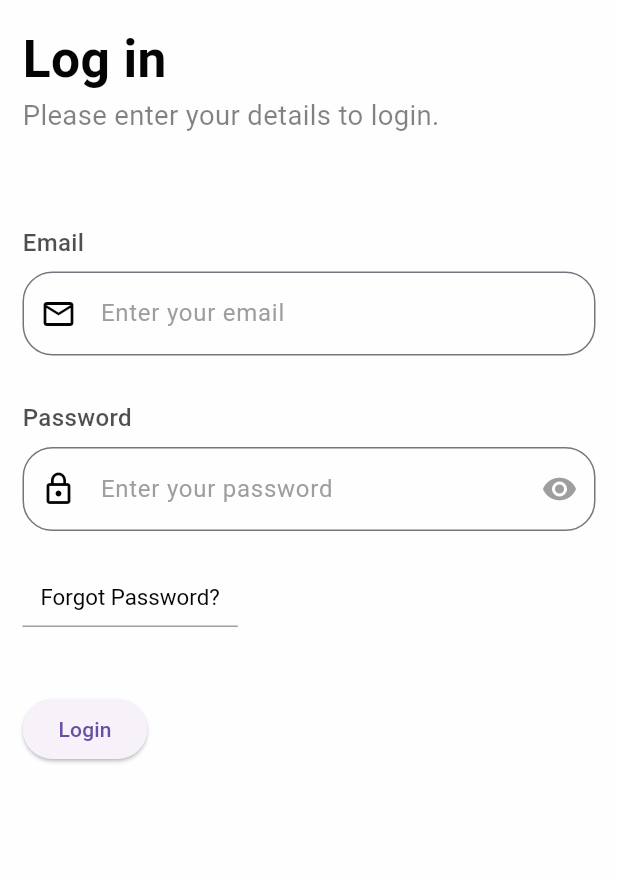
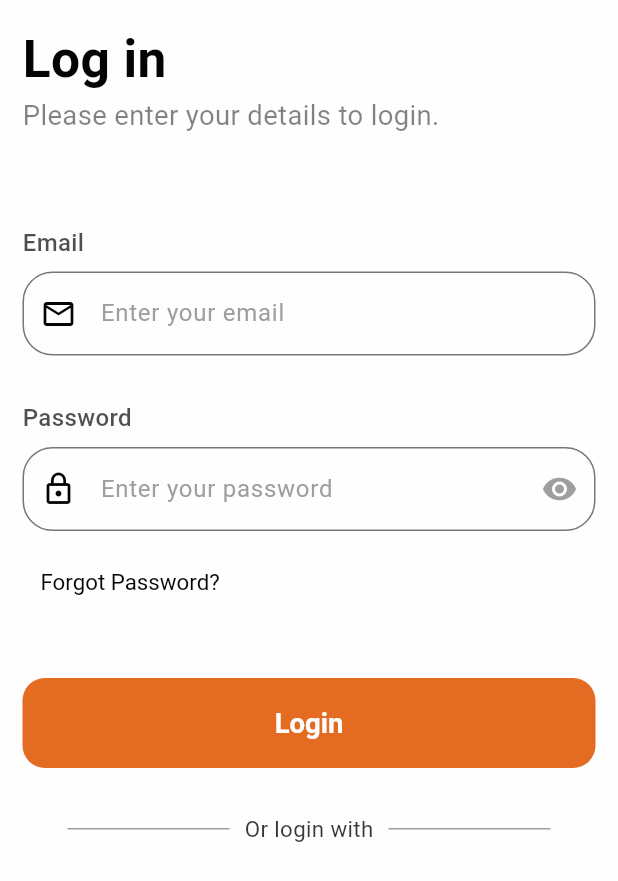
Before and after one commit to Aayush0214/Skill_Nest, a Flutter app: the Login screen opened directly, on a phone screen of 412 x 824 dp. Shown: the top 881 px of the screen. Run offline on Flutter 3.47's test engine with Material 3 defaults, Android fonts, the phone set to English and light mode, and no system bars; our stand-ins replace dots_indicator, flutter_bloc, flutter_screenutil.

Commit message:
added forgot password & login button

```diff
--- a/lib/features/authentication/presentation/screen/login.dart
+++ b/lib/features/authentication/presentation/screen/login.dart
@@ -28,7 +28,7 @@ class Login extends StatelessWidget {
                 Text('Password', style: TextStyle(fontWeight: FontWeight.w500, fontSize: 14.sp, color: AppColors.appBgBlack.withAlpha((255 * 0.7).round()))),
                 SizedBox(height: 8),
                 _formTextField(hintText: 'Enter your password', prefixIcon: Icons.lock_outline, isSuffix: true, suffixIcon: Icons.remove_red_eye, obscureText: true),
-                SizedBox(height: 20),
+                SizedBox(height: 10),
 
                 TextButton(
                   onPressed: (){},
@@ -39,21 +39,66 @@ class Login extends StatelessWidget {
                       fontWeight: FontWeight.w400,
                       color: AppColors.appBgBlack.withAlpha((255 * 0.5).round()),
                     ),
-                    shape: LinearBorder.bottom(
-                      side: BorderSide(color: Colors.grey),
-                    )
                   ),
                   child: Text('Forgot Password?'),
                 ),
                 SizedBox(height: 40),
 
+                SizedBox(
+                  width: double.infinity,
+                  child: ElevatedButton(
+                    onPressed: (){},
+                    style: ElevatedButton.styleFrom(
+                      elevation: 0,
+                      fixedSize: Size(double.infinity, 60),
+                      foregroundColor: AppColors.appBgWhite,
+                      backgroundColor: AppColors.appBgOrange,
+                      textStyle: TextStyle(
+                        fontSize: 16.sp,
+                        fontWeight: FontWeight.bold,
+                      ),
+                      shape: RoundedRectangleBorder(
+                        borderRadius: BorderRadius.circular(15)
+                      )
+                    ),
+                    child: Text('Login'),
+                  ),
+                ),
+                SizedBox(height: 30),
 
-                ElevatedButton(
-                  onPressed: (){},
-                  child: Text('Login'),
+                Row(
+                  mainAxisAlignment: MainAxisAlignment.spaceBetween,
+                  children: [
+                    Expanded(
+                      flex: 1,
+                      child: Divider(
+                        height: 1,
+                        thickness: 1,
+                        indent: 30,
+                        color: Colors.grey,
+                      ),
+                    ),
+                    SizedBox(width: 10),
+                    Text(
+                      'Or login with',
+                      style: TextStyle(
+                        fontSize: 13.sp,
+                        fontWeight: FontWeight.w400,
+                        color: AppColors.appBgBlack.withAlpha((255 * 0.8).round()),
+                      ),
+                    ),
+                    SizedBox(width: 10),
+                    Expanded(
+                      flex: 1,
+                      child: Divider(
+                        height: 1,
+                        thickness: 1,
+                        endIndent: 30,
+                        color: Colors.grey,
+                      ),
+                    ),
+                  ],
                 )
-
-
               ],
             ),
           ),
```
